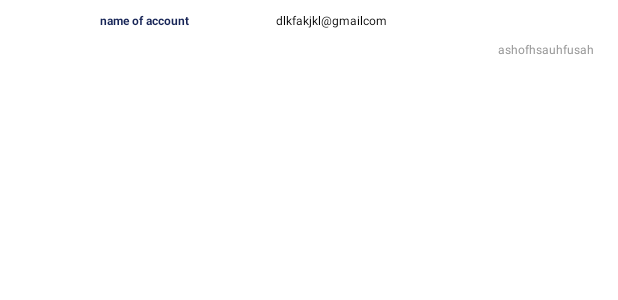
After one commit to KeyRhmn01/ShopApp, an Android app: the layout comments_row.xml on its own in the app's theme, with its tools: preview values and no code run, on a phone screen of 412 x 824 dp. The commit adds this screen. Shown: the top 300 px of the screen. Run offline under Robolectric (Android 15) with nearby library versions, the phone set to English and light mode, and no system bars.

Commit message:
4rd Push

```diff
--- /dev/null
+++ b/app/src/main/res/layout/comments_row.xml
@@ -0,0 +1,86 @@
+<?xml version="1.0" encoding="utf-8"?>
+<LinearLayout
+
+    xmlns:android="http://schemas.android.com/apk/res/android"
+    android:layout_width="match_parent"
+    android:layout_height="wrap_content"
+    android:layout_margin="@dimen/_20cdp"
+    android:orientation="vertical"
+    android:id="@+id/clickComment"
+    >
+
+    <LinearLayout
+        android:layout_width="match_parent"
+        android:layout_height="wrap_content"
+        android:orientation="horizontal"
+        >
+
+        <TextView
+            android:id="@+id/nameCom"
+            android:layout_weight="5"
+            android:layout_width="match_parent"
+            android:layout_height="wrap_content"
+            android:text="name of account"
+            android:textColor="@color/main"
+            android:textSize="@dimen/_15cdp"
+            android:textStyle="bold"
+            android:gravity="center"
+            />
+
+        <TextView
+            android:id="@+id/gmailCom"
+            android:layout_weight="4"
+            android:layout_width="match_parent"
+            android:layout_height="wrap_content"
+            android:text="dlkfakjkl@gmailcom"
+            android:textColor="@color/black"
+            android:textSize="@dimen/_20cdp"
+            />
+
+    </LinearLayout>
+
+
+
+        <LinearLayout
+            android:layout_width="match_parent"
+            android:layout_height="wrap_content"
+            android:orientation="vertical"
+            android:layout_margin="@dimen/_20cdp"
+            >
+
+            <androidx.core.widget.NestedScrollView
+                android:layout_width="match_parent"
+                android:layout_height="wrap_content"
+                >
+
+            <TextView
+                android:id="@+id/descCom"
+                android:layout_width="match_parent"
+                android:layout_height="wrap_content"
+                android:textColor="@color/gray"
+                android:text="ashofhsauhfusah"
+                android:textSize="@dimen/_20cdp"
+                android:gravity="right"
+                android:lines="4"
+                />
+
+            </androidx.core.widget.NestedScrollView>
+
+
+
+        </LinearLayout>
+
+
+
+
+
+
+
+
+
+
+
+
+
+
+        </LinearLayout>
```
Also changed, not shown: app/src/main/java/com/example/store/activity/Details.java (+75 -1 lines), app/src/main/java/com/example/store/adapter/CommentsAdapter.java (added, +70 -0 lines), app/src/main/java/com/example/store/fragment/CommentsFragment.java (added, +205 -0 lines), app/src/main/java/com/example/store/model/Coment.java (added, +10 -0 lines), app/src/main/res/anim/translate_in.xml (added, +9 -0 lines), app/src/main/res/drawable/corner_top.xml (added, +25 -0 lines), app/src/main/res/drawable/white_corners_main.xml (added, +30 -0 lines), app/src/main/res/layout/activity_details.xml (+21 -16 lines), app/src/main/res/layout/fragment_comments.xml (added, +50 -0 lines).
